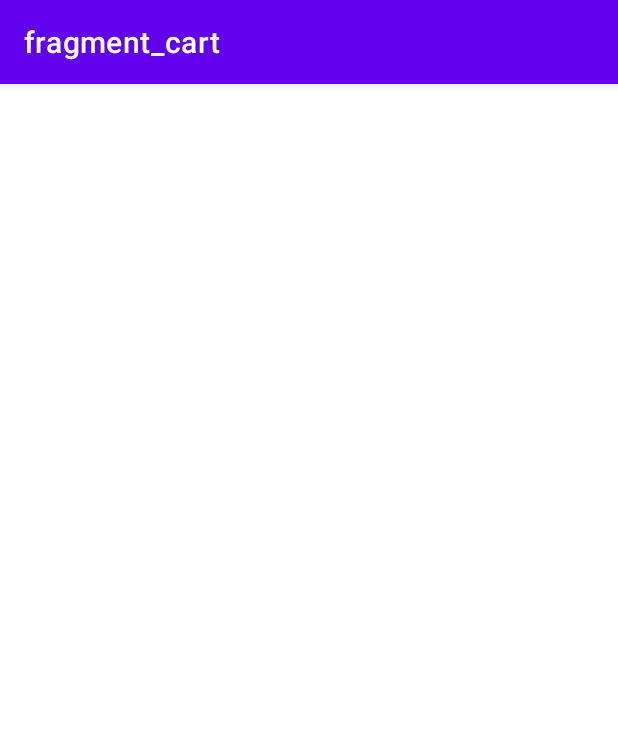
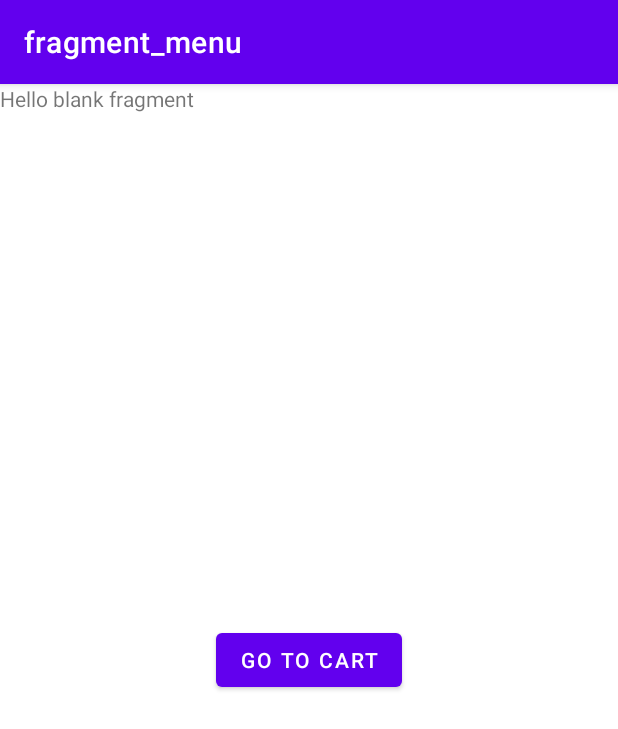
Before and after one commit to ranjabi/IF3210-2023-Android-NKR, an Android app: the screen it shows after launch (MainActivity), on a phone screen of 412 x 824 dp. Shown: the top 729 px of the screen. Run offline under Robolectric (Android 15) with nearby library versions, the light colour scheme and no system bars; our stand-ins replace data binding, navigation-ui.

Commit message:
feat: add menu fragment

```diff
--- /dev/null
+++ b/app/src/main/java/com/example/majika/view/MenuFragment.kt
@@ -0,0 +1,41 @@
+package com.example.majika.view
+
+import android.os.Bundle
+import android.view.LayoutInflater
+import android.view.View
+import android.view.ViewGroup
+import androidx.fragment.app.Fragment
+import androidx.navigation.fragment.findNavController
+import com.example.majika.R
+import com.example.majika.databinding.FragmentMenuBinding
+
+class MenuFragment : Fragment() {
+    private var _binding: FragmentMenuBinding? = null
+    private val binding get() = _binding!!
+
+    override fun onCreateView(
+        inflater: LayoutInflater,
+        container: ViewGroup?,
+        savedInstanceState: Bundle?
+    ): View? {
+        _binding = FragmentMenuBinding.inflate(inflater, container, false)
+        return binding.root
+    }
+
+    override fun onViewCreated(view: View, savedInstanceState: Bundle?) {
+        super.onViewCreated(view, savedInstanceState)
+
+        _binding?.apply {
+            menuFragment = this@MenuFragment
+        }
+    }
+
+    fun goToNextScreen() {
+        findNavController().navigate(R.id.action_menuFragment_to_cartFragment)
+    }
+
+    override fun onDestroyView() {
+        super.onDestroyView()
+        _binding = null
+    }
+}
--- /dev/null
+++ b/app/src/main/res/layout/fragment_menu.xml
@@ -0,0 +1,32 @@
+<?xml version="1.0" encoding="utf-8"?>
+<layout xmlns:android="http://schemas.android.com/apk/res/android"
+    xmlns:app="http://schemas.android.com/apk/res-auto"
+    xmlns:tools="http://schemas.android.com/tools"
+    tools:context=".view.MenuFragment">
+
+    <data>
+        <variable name="menuFragment" type="com.example.majika.view.MenuFragment" />
+    </data>
+
+    <androidx.constraintlayout.widget.ConstraintLayout
+        android:layout_width="match_parent"
+        android:layout_height="match_parent">
+    <!-- TODO: Update blank fragment layout -->
+        <TextView
+            android:id="@+id/textView"
+            android:layout_width="match_parent"
+            android:layout_height="match_parent"
+            android:text="@string/hello_blank_fragment" />
+
+        <Button
+            android:id="@+id/button2"
+            android:layout_width="wrap_content"
+            android:layout_height="wrap_content"
+            android:text="go to cart"
+            android:onClick="@{() -> menuFragment.goToNextScreen()}"
+            app:layout_constraintBottom_toBottomOf="parent"
+            app:layout_constraintEnd_toEndOf="parent"
+            app:layout_constraintStart_toStartOf="@+id/textView"
+            app:layout_constraintTop_toTopOf="@+id/textView" />
+    </androidx.constraintlayout.widget.ConstraintLayout>
+</layout>
--- a/app/src/main/res/navigation/nav_graph.xml
+++ b/app/src/main/res/navigation/nav_graph.xml
@@ -3,11 +3,20 @@
     xmlns:app="http://schemas.android.com/apk/res-auto"
     xmlns:tools="http://schemas.android.com/tools"
     android:id="@+id/nav_graph.xml"
-    app:startDestination="@id/cartFragment">
+    app:startDestination="@id/menuFragment">
 
     <fragment
         android:id="@+id/cartFragment"
         android:name="com.example.majika.view.CartFragment"
         android:label="fragment_cart"
         tools:layout="@layout/fragment_cart" />
+    <fragment
+        android:id="@+id/menuFragment"
+        android:name="com.example.majika.view.MenuFragment"
+        android:label="fragment_menu"
+        tools:layout="@layout/fragment_menu" >
+        <action
+            android:id="@+id/action_menuFragment_to_cartFragment"
+            app:destination="@id/cartFragment" />
+    </fragment>
 </navigation>
```
